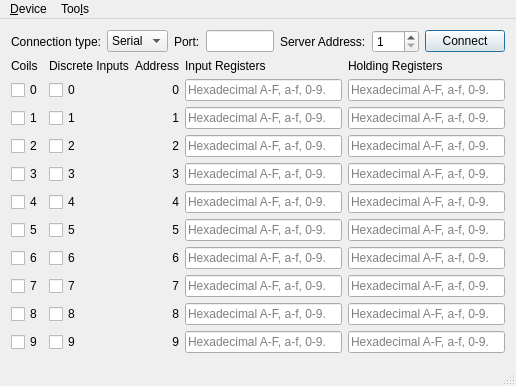
Above: examples/serialbus/modbus/slave/mainwindow.ui from qt/qtserialbus before the change. Below: the same form after it.
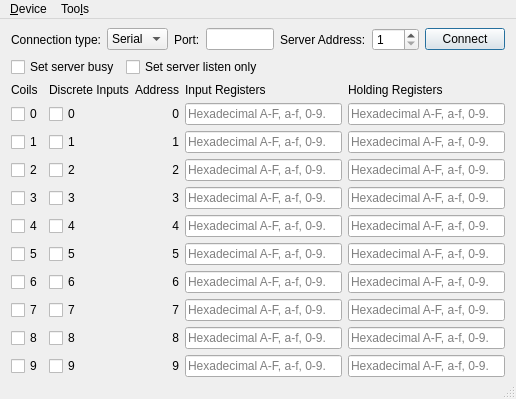
That is the form after the change. Icons and pictures are not drawn.

Commit message: Implement support for server listen only and busy state.

```diff
--- a/examples/serialbus/modbus/slave/mainwindow.ui
+++ b/examples/serialbus/modbus/slave/mainwindow.ui
@@ -7,7 +7,7 @@
     <x>0</x>
     <y>0</y>
     <width>516</width>
-    <height>377</height>
+    <height>396</height>
    </rect>
   </property>
   <property name="windowTitle">
@@ -15,6 +15,12 @@
   </property>
   <widget class="QWidget" name="centralWidget">
    <layout class="QVBoxLayout" name="verticalLayout">
+    <property name="topMargin">
+     <number>9</number>
+    </property>
+    <property name="bottomMargin">
+     <number>0</number>
+    </property>
     <item>
      <layout class="QGridLayout" name="gridLayout">
       <item row="0" column="5">
@@ -127,6 +133,37 @@
       </item>
      </layout>
     </item>
+    <item>
+     <layout class="QHBoxLayout" name="horizontalLayout">
+      <item>
+       <widget class="QCheckBox" name="setBusyBox">
+        <property name="text">
+         <string>Set server busy</string>
+        </property>
+       </widget>
+      </item>
+      <item>
+       <widget class="QCheckBox" name="listenOnlyBox">
+        <property name="text">
+         <string>Set server listen only</string>
+        </property>
+       </widget>
+      </item>
+      <item>
+       <spacer name="horizontalSpacer_2">
+        <property name="orientation">
+         <enum>Qt::Horizontal</enum>
+        </property>
+        <property name="sizeHint" stdset="0">
+         <size>
+          <width>40</width>
+          <height>20</height>
+         </size>
+        </property>
+       </spacer>
+      </item>
+     </layout>
+    </item>
     <item>
      <spacer name="verticalSpacer">
       <property name="orientation">
@@ -696,10 +733,13 @@
       <property name="orientation">
        <enum>Qt::Vertical</enum>
       </property>
+      <property name="sizeType">
+       <enum>QSizePolicy::MinimumExpanding</enum>
+      </property>
       <property name="sizeHint" stdset="0">
        <size>
         <width>20</width>
-        <height>8</height>
+        <height>0</height>
        </size>
       </property>
      </spacer>
```
Left out of the diff: 480 changed lines with no effect on the pictures. The commit also changes 1 other file.
